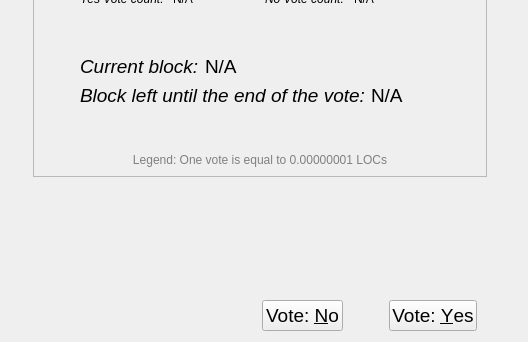
Before: the Qt Designer form src/qt/forms/votingpage.ui in Hydra-Chain/node, drawn with Qt 5; both pictures show x 322 to 850 and y 228 to 570 of the 850 by 570 pixel window.
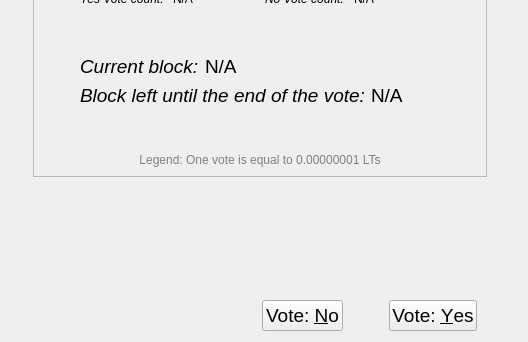
After: the same form once the commit is applied.

Patch:
```diff
--- a/src/qt/forms/votingpage.ui
+++ b/src/qt/forms/votingpage.ui
@@ -902,7 +902,7 @@
                <string notr="true">color: gray</string>
               </property>
               <property name="text">
-               <string>Legend: One vote is equal to 0.00000001 LOCs</string>
+               <string>Legend: One vote is equal to 0.00000001 LTs</string>
               </property>
               <property name="alignment">
                <set>Qt::AlignCenter</set>
```
